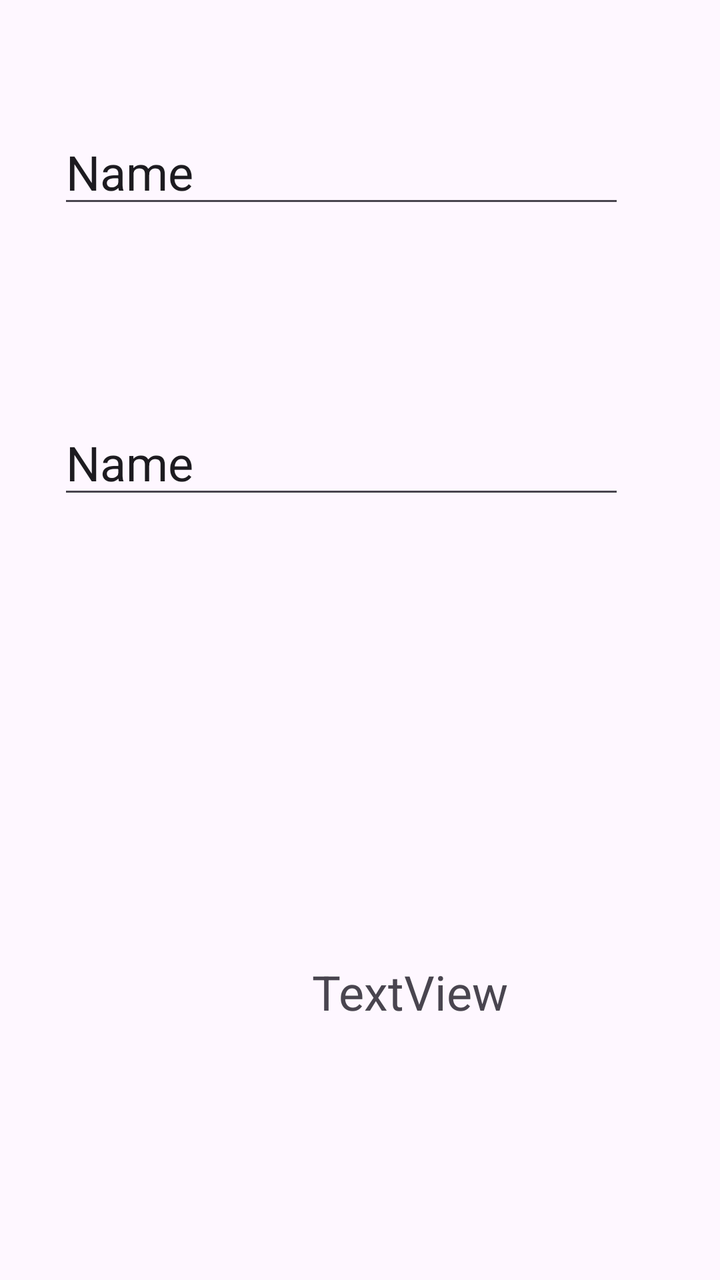
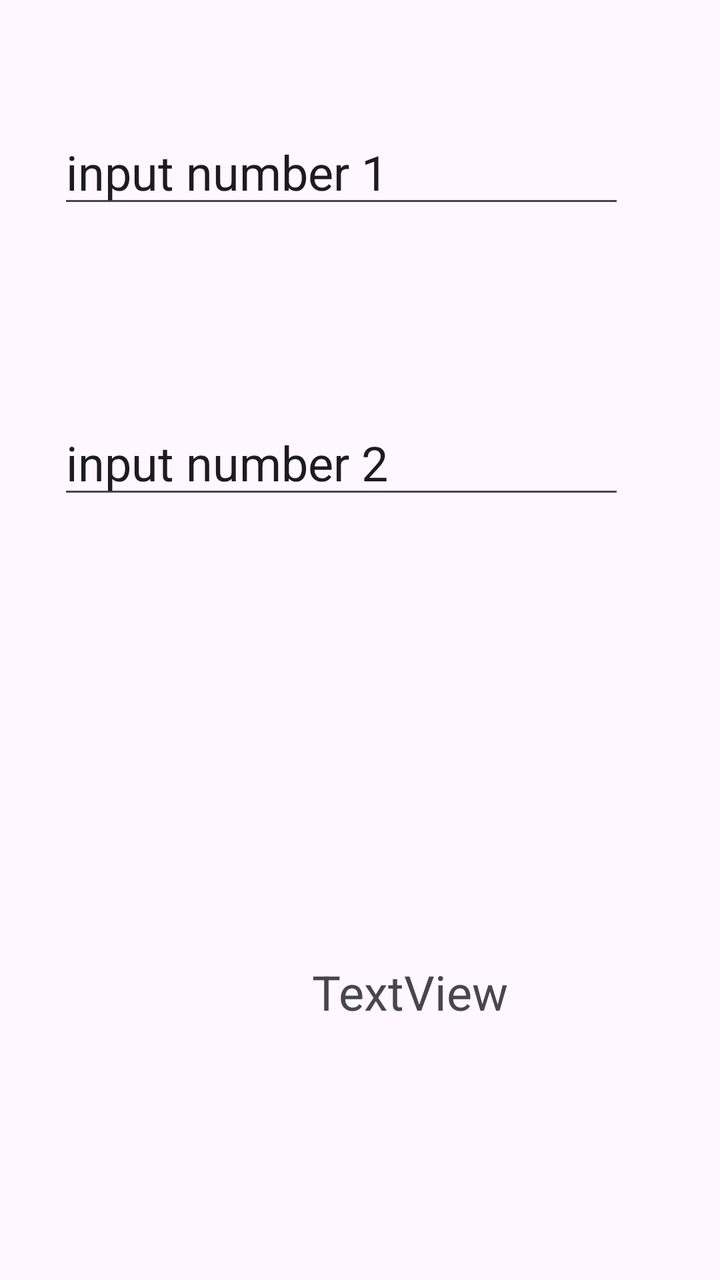

An Android layout rendered at two revisions. The XML below is the earlier revision; the diff shows what the commit changed to produce the second picture.
<!-- AndroidManifest.xml: application theme Theme.MyltiplyApp -->
<!-- res/layout/activity_main.xml -->
<?xml version="1.0" encoding="utf-8"?>
<androidx.constraintlayout.widget.ConstraintLayout xmlns:android="http://schemas.android.com/apk/res/android"
    xmlns:app="http://schemas.android.com/apk/res-auto"
    xmlns:tools="http://schemas.android.com/tools"
    android:id="@+id/main"
    android:layout_width="match_parent"
    android:layout_height="match_parent"
    tools:context=".MainActivity">

    <EditText
        android:id="@+id/editNumF"
        android:layout_width="wrap_content"
        android:layout_height="wrap_content"
        android:layout_marginStart="91dp"
        android:layout_marginEnd="110dp"
        android:layout_marginBottom="96dp"
        android:ems="10"
        android:inputType="text"
        android:text="Name"
        android:textSize="24sp"
        app:layout_constraintBottom_toTopOf="@+id/editNumS"
        app:layout_constraintEnd_toEndOf="parent"
        app:layout_constraintStart_toStartOf="parent" />

    <EditText
        android:id="@+id/editNumS"
        android:layout_width="wrap_content"
        android:layout_height="wrap_content"
        android:layout_marginTop="205dp"
        android:ems="10"
        android:inputType="text"
        android:text="Name"
        android:textSize="24sp"
        app:layout_constraintEnd_toEndOf="@+id/editNumF"
        app:layout_constraintStart_toStartOf="@+id/editNumF"
        app:layout_constraintTop_toTopOf="parent" />

    <Button
        android:id="@+id/btnCalc"
        android:layout_width="wrap_content"
        android:layout_height="wrap_content"
        android:layout_marginStart="144dp"
        android:layout_marginTop="168dp"
        android:layout_marginBottom="167dp"
        android:text="Button"
        android:textSize="24sp"
        app:layout_constraintBottom_toTopOf="@+id/txtAns"
        app:layout_constraintStart_toStartOf="parent"
        app:layout_constraintTop_toTopOf="@+id/editNumS"
        app:layout_constraintVertical_bias="0.476" />

    <TextView
        android:id="@+id/txtAns"
        android:layout_width="wrap_content"
        android:layout_height="wrap_content"
        android:layout_marginStart="156dp"
        android:layout_marginBottom="128dp"
        android:text="TextView"
        android:textSize="24sp"
        app:layout_constraintBottom_toBottomOf="parent"
        app:layout_constraintStart_toStartOf="parent" />

</androidx.constraintlayout.widget.ConstraintLayout>
<!-- resources referenced by this layout -->
<resources>
  <style name="Theme.MyltiplyApp" parent="Base.Theme.MyltiplyApp" />
  <style name="Base.Theme.MyltiplyApp" parent="Theme.Material3.DayNight.NoActionBar">
          
          
      </style>
</resources>

<!-- the commit's change to res/layout/activity_main.xml (unified diff, before → after) -->
@@ -16,7 +16,7 @@
         android:layout_marginBottom="96dp"
         android:ems="10"
         android:inputType="text"
-        android:text="Name"
+        android:text="input number 1"
         android:textSize="24sp"
         app:layout_constraintBottom_toTopOf="@+id/editNumS"
         app:layout_constraintEnd_toEndOf="parent"
@@ -29,7 +29,7 @@
         android:layout_marginTop="205dp"
         android:ems="10"
         android:inputType="text"
-        android:text="Name"
+        android:text="input number 2"
         android:textSize="24sp"
         app:layout_constraintEnd_toEndOf="@+id/editNumF"
         app:layout_constraintStart_toStartOf="@+id/editNumF"
